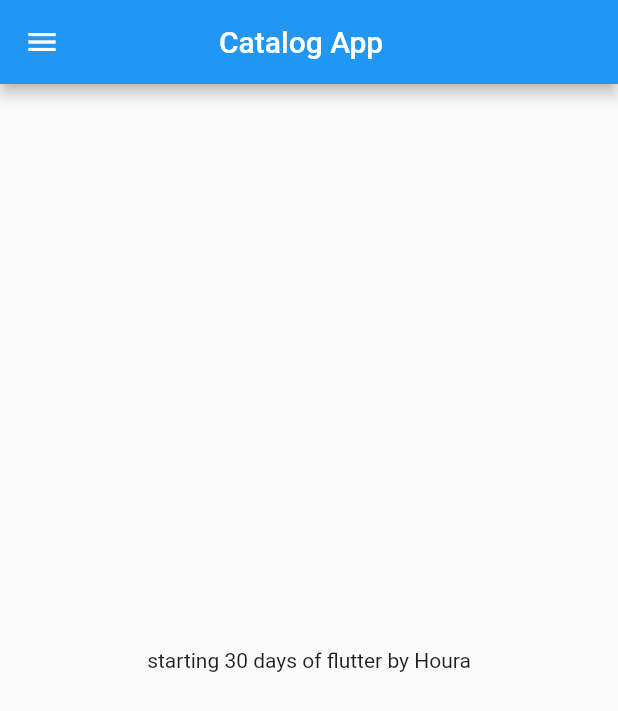
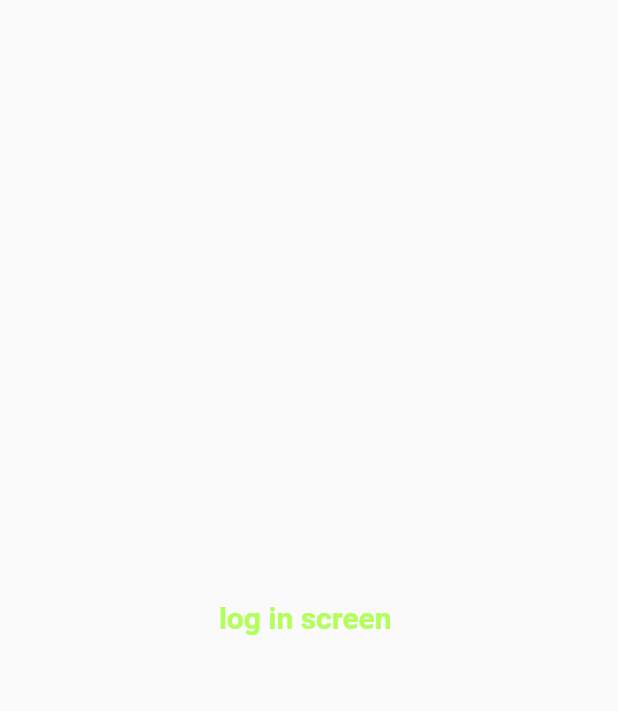
Before and after one commit to Houra-batool/30days_of_flutter, a Flutter app: the screen it shows after launch, on a phone screen of 412 x 824 dp. Shown: the top 711 px of the screen. Run offline on Flutter 3.47's test engine with Material 2 defaults, Android fonts, the phone set to English and light mode, and no system bars.

Commit message:
day3 completed

```diff
--- a/lib/main.dart
+++ b/lib/main.dart
@@ -1,4 +1,5 @@
-import 'package:ecommerce_project/home_screen.dart';
+import 'package:ecommerce_project/screens/home_screen.dart';
+import 'package:ecommerce_project/screens/login_screen.dart';
 import 'package:flutter/material.dart';
 
 void main() {
@@ -9,6 +10,19 @@ class MyApp extends StatelessWidget {
   // This widget is the root of your application.
   @override
   Widget build(BuildContext context) {
-    return MaterialApp(home: HomePage());
+    return MaterialApp(
+      // home: HomeScreen(),
+      darkTheme: ThemeData(brightness: Brightness.dark), //for dark theme
+      theme: ThemeData(primarySwatch: Colors.lightGreen), // for light theme
+      themeMode: ThemeMode.light,
+
+      initialRoute: '/login',
+
+      routes: {
+        "/": (context) => HomeScreen(),
+        "/login": (context) => LoginScreen(),
+        "/home": (context) => HomeScreen(),
+      },
+    );
   }
 }
--- a/lib/home_screen.dart
+++ b/lib/screens/home_screen.dart
@@ -1,6 +1,6 @@
 import 'package:flutter/material.dart';
 
-class HomePage extends StatelessWidget {
+class HomeScreen extends StatelessWidget {
   final int days = 30;
   final String name = 'Houra';
 
--- /dev/null
+++ b/lib/screens/login_screen.dart
@@ -0,0 +1,18 @@
+import 'package:flutter/material.dart';
+
+class LoginScreen extends StatelessWidget {
+  @override
+  Widget build(BuildContext context) {
+    return Material(
+      child: Center(
+        child: Text(
+          "log in screen ",
+          style: TextStyle(
+              fontSize: 20.0,
+              color: Colors.lightGreenAccent,
+              fontWeight: FontWeight.bold),
+        ),
+      ),
+    );
+  }
+}
```
